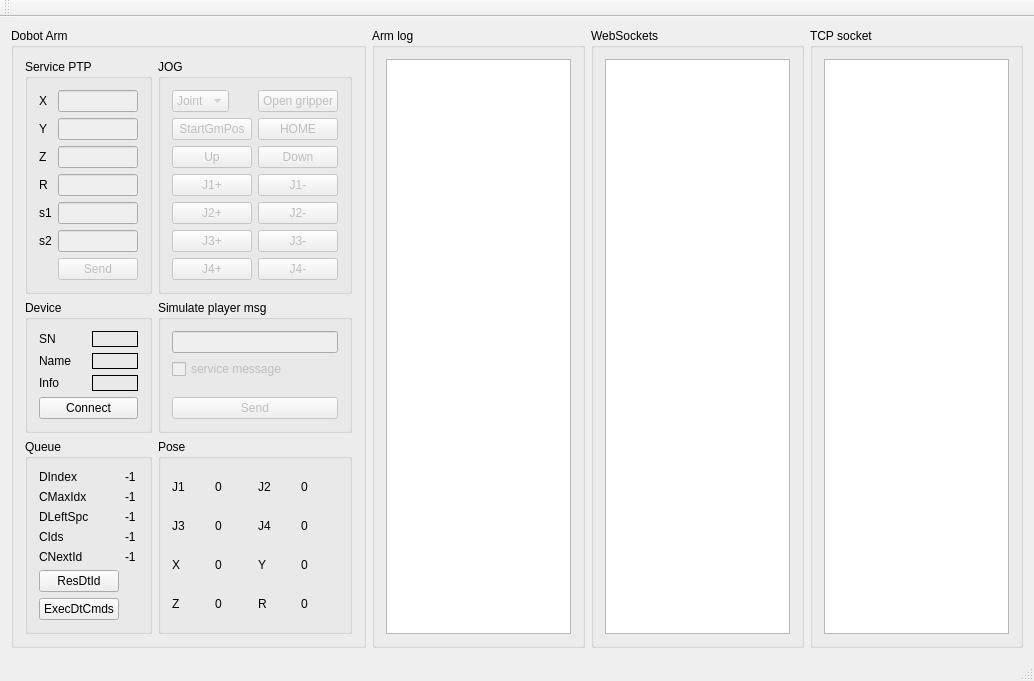
marianexyx/DobotChess, file mainwindow.ui: the form before one commit.
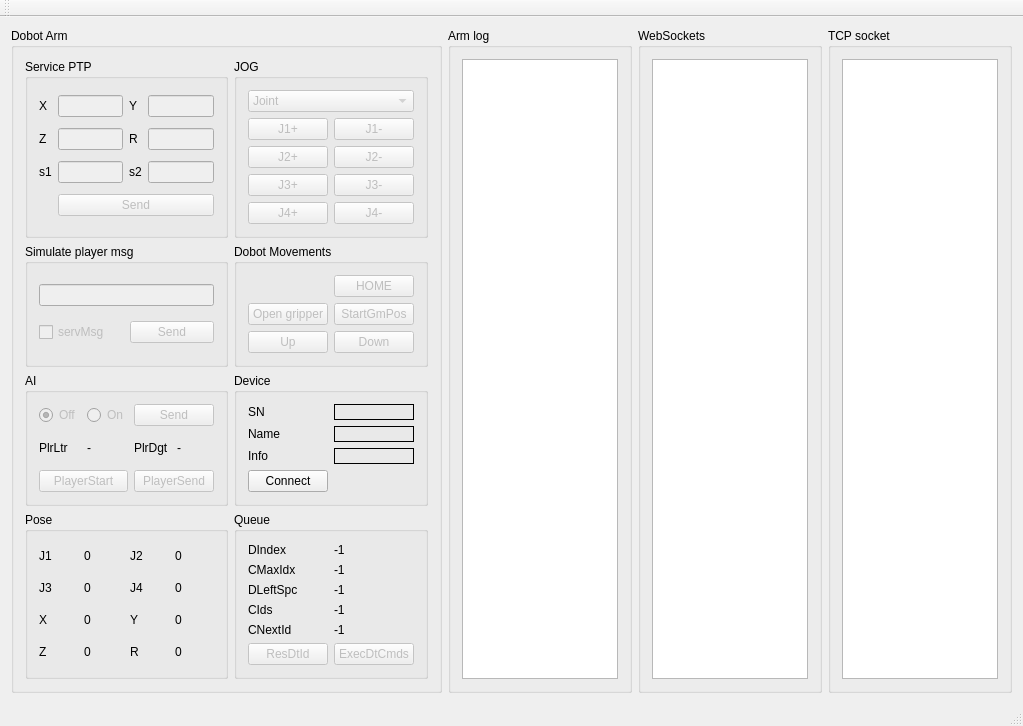
The form after the commit.

```diff
--- a/mainwindow.ui
+++ b/mainwindow.ui
@@ -6,8 +6,8 @@
    <rect>
     <x>0</x>
     <y>0</y>
-    <width>1034</width>
-    <height>662</height>
+    <width>1023</width>
+    <height>701</height>
    </rect>
   </property>
   <property name="windowTitle">
@@ -15,7 +15,31 @@
   </property>
   <widget class="QWidget" name="centralWidget">
    <layout class="QGridLayout" name="gridLayout_4">
-    <item row="0" column="2">
+    <item row="0" column="4">
+     <widget class="QGroupBox" name="groupBox_8">
+      <property name="title">
+       <string>WebSockets</string>
+      </property>
+      <layout class="QGridLayout" name="gridLayout_7">
+       <item row="0" column="0">
+        <widget class="QPlainTextEdit" name="websocket_debug"/>
+       </item>
+      </layout>
+     </widget>
+    </item>
+    <item row="0" column="5">
+     <widget class="QGroupBox" name="groupBox_9">
+      <property name="title">
+       <string>TCP socket</string>
+      </property>
+      <layout class="QGridLayout" name="gridLayout_8">
+       <item row="0" column="0">
+        <widget class="QPlainTextEdit" name="tcp_debug"/>
+       </item>
+      </layout>
+     </widget>
+    </item>
+    <item row="0" column="3">
      <widget class="QGroupBox" name="groupBox_7">
       <property name="title">
        <string>Arm log</string>
@@ -40,132 +64,33 @@
        <string>Dobot Arm</string>
       </property>
       <layout class="QGridLayout" name="gridLayout_9">
-       <item row="0" column="0">
-        <widget class="QGroupBox" name="groupBox_3">
-         <property name="title">
-          <string>Service PTP</string>
-         </property>
-         <layout class="QGridLayout" name="gridLayout_3">
-          <item row="0" column="1">
-           <widget class="QLineEdit" name="xPTPEdit">
-            <property name="enabled">
-             <bool>false</bool>
-            </property>
-           </widget>
-          </item>
-          <item row="0" column="0">
-           <widget class="QLabel" name="label_17">
-            <property name="text">
-             <string>X</string>
-            </property>
-           </widget>
-          </item>
-          <item row="1" column="0">
-           <widget class="QLabel" name="label_18">
-            <property name="text">
-             <string>Y</string>
-            </property>
-           </widget>
-          </item>
-          <item row="1" column="1">
-           <widget class="QLineEdit" name="yPTPEdit">
-            <property name="enabled">
-             <bool>false</bool>
-            </property>
-           </widget>
-          </item>
-          <item row="2" column="0">
-           <widget class="QLabel" name="label_19">
-            <property name="text">
-             <string>Z</string>
-            </property>
-           </widget>
-          </item>
-          <item row="2" column="1">
-           <widget class="QLineEdit" name="zPTPEdit">
-            <property name="enabled">
-             <bool>false</bool>
-            </property>
-           </widget>
-          </item>
-          <item row="3" column="0">
-           <widget class="QLabel" name="label_20">
-            <property name="text">
-             <string>R</string>
-            </property>
-           </widget>
-          </item>
-          <item row="3" column="1">
-           <widget class="QLineEdit" name="rPTPEdit">
-            <property name="enabled">
-             <bool>false</bool>
-            </property>
-           </widget>
-          </item>
-          <item row="4" column="0">
-           <widget class="QLabel" name="label_12">
-            <property name="text">
-             <string>s1</string>
-            </property>
-           </widget>
-          </item>
-          <item row="4" column="1">
-           <widget class="QLineEdit" name="servo1GripperEdit">
-            <property name="enabled">
-             <bool>false</bool>
-            </property>
-           </widget>
-          </item>
-          <item row="6" column="1">
-           <spacer name="verticalSpacer">
-            <property name="orientation">
-             <enum>Qt::Vertical</enum>
-            </property>
-            <property name="sizeHint" stdset="0">
-             <size>
-              <width>20</width>
-              <height>40</height>
-             </size>
-            </property>
-           </spacer>
-          </item>
-          <item row="7" column="1">
-           <widget class="QPushButton" name="sendBtn">
-            <property name="enabled">
-             <bool>false</bool>
-            </property>
-            <property name="text">
-             <string>Send</string>
-            </property>
-           </widget>
-          </item>
-          <item row="5" column="1">
-           <widget class="QLineEdit" name="servo2GripperEdit">
-            <property name="enabled">
-             <bool>false</bool>
-            </property>
-           </widget>
-          </item>
-          <item row="5" column="0">
-           <widget class="QLabel" name="label_13">
-            <property name="text">
-             <string>s2</string>
-            </property>
-           </widget>
-          </item>
-         </layout>
-        </widget>
-       </item>
-       <item row="1" column="0">
+       <item row="6" column="2">
         <widget class="QGroupBox" name="groupBox">
          <property name="title">
           <string>Device</string>
          </property>
-         <layout class="QGridLayout" name="gridLayout_2">
-          <item row="2" column="0">
-           <widget class="QLabel" name="label_11">
+         <layout class="QGridLayout" name="gridLayout_11">
+          <item row="0" column="0">
+           <widget class="QLabel" name="label_9">
             <property name="text">
-             <string>Info</string>
+             <string>SN</string>
+            </property>
+           </widget>
+          </item>
+          <item row="0" column="1">
+           <widget class="QLabel" name="deviceSNLabel">
+            <property name="frameShape">
+             <enum>QFrame::Panel</enum>
+            </property>
+            <property name="text">
+             <string/>
+            </property>
+           </widget>
+          </item>
+          <item row="1" column="0">
+           <widget class="QLabel" name="label_10">
+            <property name="text">
+             <string>Name</string>
             </property>
            </widget>
           </item>
@@ -182,34 +107,10 @@
             </property>
            </widget>
           </item>
-          <item row="4" column="0" colspan="2">
-           <widget class="QPushButton" name="connectBtn">
+          <item row="2" column="0">
+           <widget class="QLabel" name="label_11">
             <property name="text">
-             <string>Connect</string>
-            </property>
-           </widget>
-          </item>
-          <item row="1" column="0">
-           <widget class="QLabel" name="label_10">
-            <property name="text">
-             <string>Name</string>
-            </property>
-           </widget>
-          </item>
-          <item row="0" column="1">
-           <widget class="QLabel" name="deviceSNLabel">
-            <property name="frameShape">
-             <enum>QFrame::Panel</enum>
-            </property>
-            <property name="text">
-             <string/>
-            </property>
-           </widget>
-          </item>
-          <item row="0" column="0">
-           <widget class="QLabel" name="label_9">
-            <property name="text">
-             <string>SN</string>
+             <string>Info</string>
             </property>
            </widget>
           </item>
@@ -227,146 +128,28 @@
            </widget>
           </item>
           <item row="3" column="0">
-           <spacer name="verticalSpacer_2">
-            <property name="orientation">
-             <enum>Qt::Vertical</enum>
-            </property>
-            <property name="sizeHint" stdset="0">
-             <size>
-              <width>20</width>
-              <height>40</height>
-             </size>
-            </property>
-           </spacer>
-          </item>
-         </layout>
-        </widget>
-       </item>
-       <item row="1" column="2" colspan="2">
-        <widget class="QGroupBox" name="groupBox_6">
-         <property name="title">
-          <string>Simulate player msg </string>
-         </property>
-         <layout class="QGridLayout" name="gridLayout_6">
-          <item row="0" column="0">
-           <widget class="QLineEdit" name="emulatePlayerMsgLineEdit">
-            <property name="enabled">
-             <bool>false</bool>
-            </property>
-           </widget>
-          </item>
-          <item row="1" column="0">
-           <widget class="QCheckBox" name="serviceCheckBox">
-            <property name="enabled">
-             <bool>false</bool>
-            </property>
+           <widget class="QPushButton" name="connectBtn">
             <property name="text">
-             <string>service message</string>
+             <string>Connect</string>
             </property>
            </widget>
           </item>
-          <item row="2" column="0">
-           <spacer name="verticalSpacer_4">
-            <property name="orientation">
-             <enum>Qt::Vertical</enum>
-            </property>
-            <property name="sizeHint" stdset="0">
-             <size>
-              <width>20</width>
-              <height>40</height>
-             </size>
-            </property>
-           </spacer>
-          </item>
-          <item row="4" column="0">
-           <widget class="QPushButton" name="sendSimulatedMsgBtn">
-            <property name="enabled">
-             <bool>false</bool>
-            </property>
-            <property name="text">
-             <string>Send</string>
-            </property>
-            <property name="autoDefault">
-             <bool>true</bool>
-            </property>
-            <property name="default">
-             <bool>true</bool>
-            </property>
-           </widget>
-          </item>
          </layout>
         </widget>
        </item>
-       <item row="0" column="2" colspan="2">
+       <item row="0" column="2" rowspan="5">
         <widget class="QGroupBox" name="JOGgroupBox">
          <property name="title">
           <string>JOG</string>
          </property>
-         <layout class="QFormLayout" name="formLayout">
-          <item row="0" column="0">
-           <widget class="QComboBox" name="teachMode">
+         <layout class="QGridLayout" name="gridLayout_10">
+          <item row="6" column="0">
+           <widget class="QPushButton" name="rHeadAddBtn">
             <property name="enabled">
              <bool>false</bool>
             </property>
-            <item>
-             <property name="text">
-              <string>Joint</string>
-             </property>
-            </item>
-            <item>
-             <property name="text">
-              <string>Axis</string>
-             </property>
-            </item>
-           </widget>
-          </item>
-          <item row="0" column="1">
-           <widget class="QPushButton" name="gripperBtn">
-            <property name="enabled">
-             <bool>false</bool>
-            </property>
             <property name="text">
-             <string>Open gripper</string>
-            </property>
-           </widget>
-          </item>
-          <item row="1" column="1">
-           <widget class="QPushButton" name="homeBtn">
-            <property name="enabled">
-             <bool>false</bool>
-            </property>
-            <property name="text">
-             <string>HOME</string>
-            </property>
-           </widget>
-          </item>
-          <item row="2" column="0">
-           <widget class="QPushButton" name="upBtn">
-            <property name="enabled">
-             <bool>false</bool>
-            </property>
-            <property name="text">
-             <string>Up</string>
-            </property>
-           </widget>
-          </item>
-          <item row="2" column="1">
-           <widget class="QPushButton" name="downBtn">
-            <property name="enabled">
-             <bool>false</bool>
-            </property>
-            <property name="text">
-             <string>Down</string>
-            </property>
-           </widget>
-          </item>
-          <item row="3" column="0">
-           <widget class="QPushButton" name="baseAngleAddBtn">
-            <property name="enabled">
-             <bool>false</bool>
-            </property>
-            <property name="text">
-             <string>J1+</string>
+             <string>J4+</string>
             </property>
            </widget>
           </item>
@@ -380,7 +163,7 @@
             </property>
            </widget>
           </item>
-          <item row="5" column="0">
+          <item row="4" column="0">
            <widget class="QPushButton" name="longArmAddBtn">
             <property name="enabled">
              <bool>false</bool>
@@ -390,17 +173,7 @@
             </property>
            </widget>
           </item>
-          <item row="5" column="1">
-           <widget class="QPushButton" name="longArmSubBtn">
-            <property name="enabled">
-             <bool>false</bool>
-            </property>
-            <property name="text">
-             <string>J2-</string>
-            </property>
-           </widget>
-          </item>
-          <item row="6" column="0">
+          <item row="5" column="0">
            <widget class="QPushButton" name="shortArmAddBtn">
             <property name="enabled">
              <bool>false</bool>
@@ -410,7 +183,17 @@
             </property>
            </widget>
           </item>
-          <item row="6" column="1">
+          <item row="3" column="0">
+           <widget class="QPushButton" name="baseAngleAddBtn">
+            <property name="enabled">
+             <bool>false</bool>
+            </property>
+            <property name="text">
+             <string>J1+</string>
+            </property>
+           </widget>
+          </item>
+          <item row="5" column="1">
            <widget class="QPushButton" name="shortArmSubBtn">
             <property name="enabled">
              <bool>false</bool>
@@ -420,17 +203,7 @@
             </property>
            </widget>
           </item>
-          <item row="7" column="0">
-           <widget class="QPushButton" name="rHeadAddBtn">
-            <property name="enabled">
-             <bool>false</bool>
-            </property>
-            <property name="text">
-             <string>J4+</string>
-            </property>
-           </widget>
-          </item>
-          <item row="7" column="1">
+          <item row="6" column="1">
            <widget class="QPushButton" name="rHeadSubBtn">
             <property name="enabled">
              <bool>false</bool>
@@ -440,20 +213,136 @@
             </property>
            </widget>
           </item>
+          <item row="4" column="1">
+           <widget class="QPushButton" name="longArmSubBtn">
+            <property name="enabled">
+             <bool>false</bool>
+            </property>
+            <property name="text">
+             <string>J2-</string>
+            </property>
+           </widget>
+          </item>
+          <item row="0" column="0" colspan="2">
+           <widget class="QComboBox" name="teachMode">
+            <property name="enabled">
+             <bool>false</bool>
+            </property>
+            <item>
+             <property name="text">
+              <string>Joint</string>
+             </property>
+            </item>
+            <item>
+             <property name="text">
+              <string>Axis</string>
+             </property>
+            </item>
+           </widget>
+          </item>
+         </layout>
+        </widget>
+       </item>
+       <item row="7" column="2">
+        <widget class="QGroupBox" name="groupBox_4">
+         <property name="title">
+          <string>Queue</string>
+         </property>
+         <layout class="QGridLayout" name="gridLayout_5">
+          <item row="3" column="1">
+           <widget class="QLabel" name="CoreIndexAmountlabel">
+            <property name="text">
+             <string>-1</string>
+            </property>
+           </widget>
+          </item>
+          <item row="0" column="0">
+           <widget class="QLabel" name="label_14">
+            <property name="text">
+             <string>DIndex</string>
+            </property>
+           </widget>
+          </item>
+          <item row="2" column="0">
+           <widget class="QLabel" name="label_21">
+            <property name="text">
+             <string>DLeftSpc</string>
+            </property>
+           </widget>
+          </item>
           <item row="1" column="0">
-           <widget class="QPushButton" name="startPosBtn">
+           <widget class="QLabel" name="label_15">
+            <property name="text">
+             <string>CMaxIdx</string>
+            </property>
+           </widget>
+          </item>
+          <item row="1" column="1">
+           <widget class="QLabel" name="CoreMaxQueuedIndexLabel">
+            <property name="text">
+             <string>-1</string>
+            </property>
+           </widget>
+          </item>
+          <item row="0" column="1">
+           <widget class="QLabel" name="DobotQueuedIndexLabel">
+            <property name="text">
+             <string>-1</string>
+            </property>
+           </widget>
+          </item>
+          <item row="3" column="0">
+           <widget class="QLabel" name="label_16">
+            <property name="text">
+             <string>CIds</string>
+            </property>
+           </widget>
+          </item>
+          <item row="2" column="1">
+           <widget class="QLabel" name="DobotQueuedCmdLeftSpaceLabel">
+            <property name="text">
+             <string>-1</string>
+            </property>
+           </widget>
+          </item>
+          <item row="4" column="0">
+           <widget class="QLabel" name="label_22">
+            <property name="text">
+             <string>CNextId</string>
+            </property>
+           </widget>
+          </item>
+          <item row="4" column="1">
+           <widget class="QLabel" name="CoreNextIdLabel">
+            <property name="text">
+             <string>-1</string>
+            </property>
+           </widget>
+          </item>
+          <item row="5" column="1">
+           <widget class="QPushButton" name="executeDobotComandsBtn">
             <property name="enabled">
              <bool>false</bool>
             </property>
             <property name="text">
-             <string>StartGmPos</string>
+             <string>ExecDtCmds</string>
+            </property>
+           </widget>
+          </item>
+          <item row="5" column="0">
+           <widget class="QPushButton" name="resetDobotIndexBtn">
+            <property name="enabled">
+             <bool>false</bool>
+            </property>
+            <property name="text">
+             <string>ResDtId</string>
             </property>
            </widget>
           </item>
          </layout>
         </widget>
        </item>
-       <item row="2" column="2" colspan="2">
+       <item row="7" column="0">
         <widget class="QGroupBox" name="groupBox_2">
          <property name="title">
           <string>Pose</string>
@@ -580,128 +469,305 @@
          </layout>
         </widget>
        </item>
-       <item row="2" column="0">
-        <widget class="QGroupBox" name="groupBox_4">
+       <item row="6" column="0">
+        <widget class="QGroupBox" name="groupBox_10">
          <property name="title">
-          <string>Queue</string>
+          <string>AI</string>
          </property>
-         <layout class="QGridLayout" name="gridLayout_5">
-          <item row="3" column="1">
-           <widget class="QLabel" name="CoreIndexAmountlabel">
+         <layout class="QGridLayout" name="gridLayout_2">
+          <item row="1" column="2">
+           <widget class="QLabel" name="label_25">
             <property name="text">
-             <string>-1</string>
+             <string>PlrDgt</string>
             </property>
            </widget>
           </item>
+          <item row="1" column="0">
+           <widget class="QLabel" name="label_23">
+            <property name="text">
+             <string>PlrLtr</string>
+            </property>
+           </widget>
+          </item>
+          <item row="1" column="1">
+           <widget class="QLabel" name="AIEnemyLetterLbl">
+            <property name="text">
+             <string>-</string>
+            </property>
+           </widget>
+          </item>
+          <item row="2" column="0" colspan="2">
+           <widget class="QPushButton" name="AIEnemyStartBtn">
+            <property name="enabled">
+             <bool>false</bool>
+            </property>
+            <property name="text">
+             <string>PlayerStart</string>
+            </property>
+           </widget>
+          </item>
           <item row="0" column="0">
-           <widget class="QLabel" name="label_14">
+           <widget class="QRadioButton" name="botOffRadioBtn">
+            <property name="enabled">
+             <bool>false</bool>
+            </property>
             <property name="text">
-             <string>DIndex</string>
+             <string>Off</string>
             </property>
+            <property name="checked">
+             <bool>true</bool>
+            </property>
            </widget>
           </item>
-          <item row="2" column="0">
-           <widget class="QLabel" name="label_21">
+          <item row="0" column="1">
+           <widget class="QRadioButton" name="botOnRadioBtn">
+            <property name="enabled">
+             <bool>false</bool>
+            </property>
             <property name="text">
-             <string>DLeftSpc</string>
+             <string>On</string>
             </property>
            </widget>
           </item>
-          <item row="1" column="0">
-           <widget class="QLabel" name="label_15">
+          <item row="1" column="3">
+           <widget class="QLabel" name="AIEnemyDigitLbl">
             <property name="text">
-             <string>CMaxIdx</string>
+             <string>-</string>
             </property>
            </widget>
           </item>
+          <item row="0" column="2" colspan="2">
+           <widget class="QPushButton" name="AIBtn">
+            <property name="enabled">
+             <bool>false</bool>
+            </property>
+            <property name="text">
+             <string>Send</string>
+            </property>
+           </widget>
+          </item>
+          <item row="2" column="2" colspan="2">
+           <widget class="QPushButton" name="AIEnemySendBtn">
+            <property name="enabled">
+             <bool>false</bool>
+            </property>
+            <property name="text">
+             <string>PlayerSend</string>
+            </property>
+           </widget>
+          </item>
+         </layout>
+        </widget>
+       </item>
+       <item row="5" column="2">
+        <widget class="QGroupBox" name="groupBox_11">
+         <property name="title">
+          <string>Dobot Movements</string>
+         </property>
+         <layout class="QGridLayout" name="gridLayout_12">
           <item row="1" column="1">
-           <widget class="QLabel" name="CoreMaxQueuedIndexLabel">
+           <widget class="QPushButton" name="startPosBtn">
+            <property name="enabled">
+             <bool>false</bool>
+            </property>
             <property name="text">
-             <string>-1</string>
+             <string>StartGmPos</string>
             </property>
            </widget>
           </item>
           <item row="0" column="1">
-           <widget class="QLabel" name="DobotQueuedIndexLabel">
+           <widget class="QPushButton" name="homeBtn">
+            <property name="enabled">
+             <bool>false</bool>
+            </property>
             <property name="text">
-             <string>-1</string>
+             <string>HOME</string>
             </property>
            </widget>
           </item>
-          <item row="5" column="0">
-           <widget class="QPushButton" name="resetDobotIndexBtn">
+          <item row="1" column="0">
+           <widget class="QPushButton" name="gripperBtn">
+            <property name="enabled">
+             <bool>false</bool>
+            </property>
             <property name="text">
-             <string>ResDtId</string>
+             <string>Open gripper</string>
             </property>
            </widget>
           </item>
-          <item row="3" column="0">
-           <widget class="QLabel" name="label_16">
+          <item row="2" column="0">
+           <widget class="QPushButton" name="upBtn">
+            <property name="enabled">
+             <bool>false</bool>
+            </property>
             <property name="text">
-             <string>CIds</string>
+             <string>Up</string>
             </property>
            </widget>
           </item>
           <item row="2" column="1">
-           <widget class="QLabel" name="DobotQueuedCmdLeftSpaceLabel">
+           <widget class="QPushButton" name="downBtn">
+            <property name="enabled">
+             <bool>false</bool>
+            </property>
             <property name="text">
-             <string>-1</string>
+             <string>Down</string>
             </property>
            </widget>
           </item>
-          <item row="6" column="0">
-           <widget class="QPushButton" name="executeDobotComandsBtn">
+         </layout>
+         <zorder>gripperBtn</zorder>
+         <zorder>gripperBtn</zorder>
+         <zorder>startPosBtn</zorder>
+         <zorder>homeBtn</zorder>
+         <zorder>upBtn</zorder>
+         <zorder>downBtn</zorder>
+        </widget>
+       </item>
+       <item row="5" column="0">
+        <widget class="QGroupBox" name="groupBox_6">
+         <property name="title">
+          <string>Simulate player msg </string>
+         </property>
+         <layout class="QGridLayout" name="gridLayout_6">
+          <item row="1" column="0">
+           <widget class="QCheckBox" name="serviceCheckBox">
+            <property name="enabled">
+             <bool>false</bool>
+            </property>
             <property name="text">
-             <string>ExecDtCmds</string>
+             <string>servMsg</string>
             </property>
            </widget>
           </item>
-          <item row="4" column="0">
-           <widget class="QLabel" name="label_22">
-            <property name="text">
-             <string>CNextId</string>
+          <item row="0" column="0" colspan="2">
+           <widget class="QLineEdit" name="emulatePlayerMsgLineEdit">
+            <property name="enabled">
+             <bool>false</bool>
             </property>
            </widget>
           </item>
-          <item row="4" column="1">
-           <widget class="QLabel" name="CoreNextIdLabel">
+          <item row="1" column="1">
+           <widget class="QPushButton" name="sendSimulatedMsgBtn">
+            <property name="enabled">
+             <bool>false</bool>
+            </property>
             <property name="text">
-             <string>-1</string>
+             <string>Send</string>
             </property>
+            <property name="autoDefault">
+             <bool>true</bool>
+            </property>
+            <property name="default">
+             <bool>true</bool>
+            </property>
            </widget>
           </item>
          </layout>
         </widget>
        </item>
-      </layout>
-      <zorder>groupBox_3</zorder>
-      <zorder>JOGgroupBox</zorder>
-      <zorder>groupBox_6</zorder>
-      <zorder>groupBox</zorder>
-      <zorder>groupBox_4</zorder>
-      <zorder>groupBox_2</zorder>
-     </widget>
-    </item>
-    <item row="0" column="3">
-     <widget class="QGroupBox" name="groupBox_8">
-      <property name="title">
-       <string>WebSockets</string>
-      </property>
-      <layout class="QGridLayout" name="gridLayout_7">
-       <item row="0" column="0">
-        <widget class="QPlainTextEdit" name="websocket_debug"/>
-       </item>
-      </layout>
-     </widget>
-    </item>
-    <item row="0" column="4">
-     <widget class="QGroupBox" name="groupBox_9">
-      <property name="title">
-       <string>TCP socket</string>
-      </property>
-      <layout class="QGridLayout" name="gridLayout_8">
-       <item row="0" column="0">
-        <widget class="QPlainTextEdit" name="tcp_debug"/>
+       <item row="0" column="0" rowspan="5">
+        <widget class="QGroupBox" name="groupBox_3">
+         <property name="title">
+          <string>Service PTP</string>
+         </property>
+         <layout class="QGridLayout" name="gridLayout_3">
+          <item row="2" column="0">
+           <widget class="QLabel" name="label_12">
+            <property name="text">
+             <string>s1</string>
+            </property>
+           </widget>
+          </item>
+          <item row="1" column="0">
+           <widget class="QLabel" name="label_19">
+            <property name="text">
+             <string>Z</string>
+            </property>
+           </widget>
+          </item>
+          <item row="0" column="0">
+           <widget class="QLabel" name="label_17">
+            <property name="text">
+             <string>X</string>
+            </property>
+           </widget>
+          </item>
+          <item row="1" column="2">
+           <widget class="QLabel" name="label_20">
+            <property name="text">
+             <string>R</string>
+            </property>
+           </widget>
+          </item>
+          <item row="0" column="2">
+           <widget class="QLabel" name="label_18">
+            <property name="text">
+             <string>Y</string>
+            </property>
+           </widget>
+          </item>
+          <item row="0" column="1">
+           <widget class="QLineEdit" name="xPTPEdit">
+            <property name="enabled">
+             <bool>false</bool>
+            </property>
+           </widget>
+          </item>
+          <item row="2" column="2">
+           <widget class="QLabel" name="label_13">
+            <property name="text">
+             <string>s2</string>
+            </property>
+           </widget>
+          </item>
+          <item row="0" column="3">
+           <widget class="QLineEdit" name="yPTPEdit">
+            <property name="enabled">
+             <bool>false</bool>
+            </property>
+           </widget>
+          </item>
+          <item row="1" column="1">
+           <widget class="QLineEdit" name="zPTPEdit">
+            <property name="enabled">
+             <bool>false</bool>
+            </property>
+           </widget>
+          </item>
+          <item row="2" column="1">
+           <widget class="QLineEdit" name="servo1GripperEdit">
+            <property name="enabled">
+             <bool>false</bool>
+            </property>
+           </widget>
+          </item>
+          <item row="3" column="1" colspan="3">
+           <widget class="QPushButton" name="sendBtn">
+            <property name="enabled">
+             <bool>false</bool>
+            </property>
+            <property name="text">
+             <string>Send</string>
+            </property>
+           </widget>
+          </item>
+          <item row="1" column="3">
+           <widget class="QLineEdit" name="rPTPEdit">
+            <property name="enabled">
+             <bool>false</bool>
+            </property>
+           </widget>
+          </item>
+          <item row="2" column="3">
+           <widget class="QLineEdit" name="servo2GripperEdit">
+            <property name="enabled">
+             <bool>false</bool>
+            </property>
+           </widget>
+          </item>
+         </layout>
+        </widget>
        </item>
       </layout>
      </widget>
```
Left out of the diff: 4 changed lines with no effect on the pictures.
